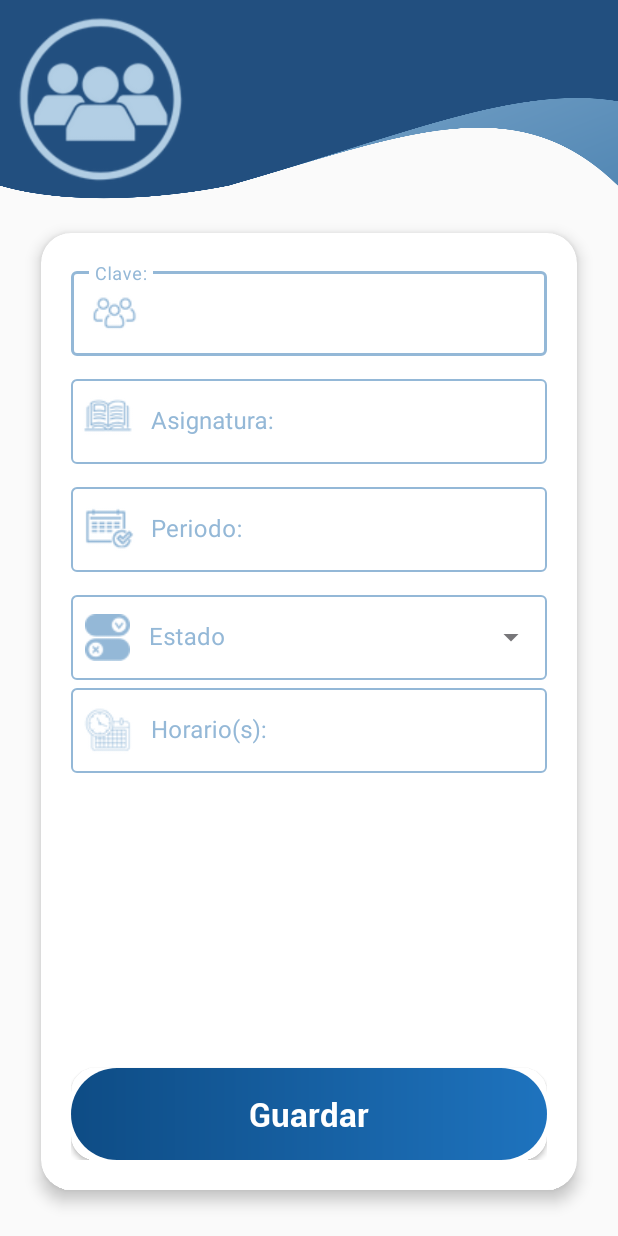
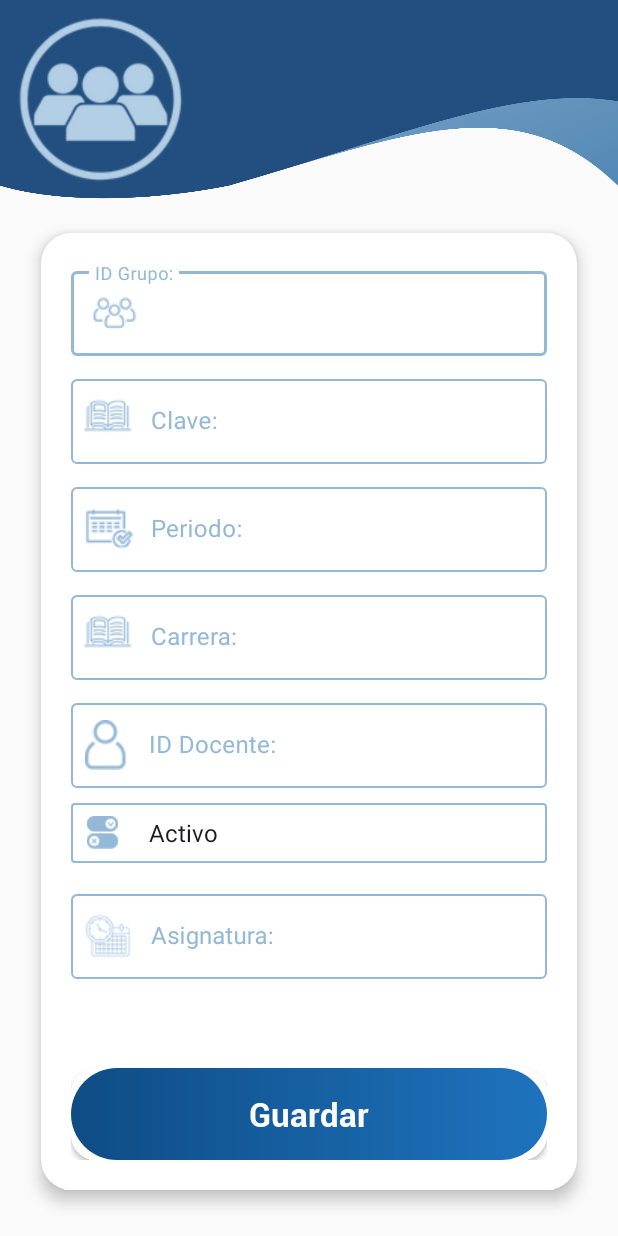
Before and after one commit to MayHM1306/Docente, an Android app: the fragment RegistrarGrupo shown on its own in the app's theme, on a phone screen of 412 x 824 dp. Run offline under Robolectric (Android 15) with nearby library versions, the phone set to English and light mode, and no system bars; our stand-ins replace Volley; network calls fail.

Commit message:
crear grupos java y xml completos

```diff
--- a/app/src/main/java/com/itsoeh/hmmayte/docente/Menu.java
+++ b/app/src/main/java/com/itsoeh/hmmayte/docente/Menu.java
@@ -230,8 +230,8 @@ public class Menu extends Fragment {
                 fragment = new ModificarPerfil();
                 fragment.setArguments(paquete);//pasar correo al fragment
                 toolbar.setTitle("Perfil");
-            } else if (id == R.id.menu_grupos) {
-                fragment = new Grupos();
+            } else if (id == R.id.registrarGrupo) {
+                fragment = new RegistrarGrupo();
                 toolbar.setTitle("Grupos");
             } else if (id == R.id.menu_paseLista) {
                 fragment = new PaseLista();
--- a/app/src/main/java/com/itsoeh/hmmayte/docente/RegistrarGrupo.java
+++ b/app/src/main/java/com/itsoeh/hmmayte/docente/RegistrarGrupo.java
@@ -1,12 +1,30 @@
     package com.itsoeh.hmmayte.docente;
 
     import android.os.Bundle;
-
+    import androidx.annotation.NonNull;
+    import androidx.annotation.Nullable;
+    import androidx.cardview.widget.CardView;
     import androidx.fragment.app.Fragment;
 
     import android.view.LayoutInflater;
     import android.view.View;
     import android.view.ViewGroup;
+    import android.widget.ArrayAdapter;
+    import android.widget.Spinner;
+    import android.widget.TextView;
+
+    import com.android.volley.Request;
+    import com.android.volley.RequestQueue;
+    import com.android.volley.Response;
+    import com.android.volley.VolleyError;
+    import com.android.volley.toolbox.StringRequest;
+    import com.google.android.material.textfield.TextInputEditText;
+    import com.itsoeh.hmmayte.docente.conexion.API;
+    import com.itsoeh.hmmayte.docente.conexion.VolleySingleton;
+    import com.itsoeh.hmmayte.docente.util.Dialogo;
+
+    import java.util.HashMap;
+    import java.util.Map;
 
     /**
      * A simple {@link Fragment} subclass.
@@ -15,12 +33,14 @@ import android.view.ViewGroup;
      */
     public class RegistrarGrupo extends Fragment {
 
+        private TextInputEditText txtClave, txtAsignatura, txtPeriodo, txtCarrera, txtIdDocente, txtIdGrupo;
+        private Spinner spEstado;
+        private CardView btnGuardar;
+
         // TODO: Rename parameter arguments, choose names that match
-    // the fragment initialization parameters, e.g. ARG_ITEM_NUMBER
         private static final String ARG_PARAM1 = "param1";
         private static final String ARG_PARAM2 = "param2";
 
-    // TODO: Rename and change types of parameters
         private String mParam1;
         private String mParam2;
 
@@ -28,15 +48,6 @@ public class RegistrarGrupo extends Fragment {
             // Required empty public constructor
         }
 
-    /**
-     * Use this factory method to create a new instance of
-     * this fragment using the provided parameters.
-     *
-     * @param param1 Parameter 1.
-     * @param param2 Parameter 2.
-     * @return A new instance of fragment RegistrarGrupo.
-     */
-    // TODO: Rename and change types and number of parameters
         public static RegistrarGrupo newInstance(String param1, String param2) {
             RegistrarGrupo fragment = new RegistrarGrupo();
             Bundle args = new Bundle();
@@ -58,7 +69,83 @@ public class RegistrarGrupo extends Fragment {
         @Override
         public View onCreateView(LayoutInflater inflater, ViewGroup container,
                                  Bundle savedInstanceState) {
-        // Inflate the layout for this fragment
             return inflater.inflate(R.layout.fragment_registrar_grupo, container, false);
         }
+
+        @Override
+        public void onViewCreated(@NonNull View view, @Nullable Bundle savedInstanceState) {
+            super.onViewCreated(view, savedInstanceState);
+            vinculadores(view);
+            inicializarSpinners(view);
+            escuchadores(view);
         }
+
+        private void vinculadores(View view) {
+            txtIdGrupo = view.findViewById(R.id.perfil_docente_txtIdGrupo);
+            txtClave = view.findViewById(R.id.perfil_docente_txtClave);
+            txtAsignatura = view.findViewById(R.id.perfil_usuario_txtAsignatura);
+            txtPeriodo = view.findViewById(R.id.perfil_docente_txtPeriodo);
+            txtCarrera = view.findViewById(R.id.perfil_docente_txtCarrera);
+            txtIdDocente = view.findViewById(R.id.perfil_docente_txtIdDocente);
+            spEstado = view.findViewById(R.id.sp_Estado);
+            btnGuardar = view.findViewById(R.id.login_btnentrar);
+        }
+
+        private void inicializarSpinners(View view) {
+            ArrayAdapter<CharSequence> adapterEstado = ArrayAdapter.createFromResource(
+                    view.getContext(),
+                    R.array.estado,
+                    android.R.layout.simple_spinner_item
+            );
+            adapterEstado.setDropDownViewResource(android.R.layout.simple_spinner_dropdown_item);
+            spEstado.setAdapter(adapterEstado);
+        }
+
+        private void escuchadores(View view) {
+            btnGuardar.setOnClickListener(new View.OnClickListener() {
+                @Override
+                public void onClick(View view) {
+                    clicGuardar();
+                }
+            });
+        }
+
+        private void clicGuardar() {
+            // Mostrar cuadro de diálogo de carga
+            Dialogo dialogo = new Dialogo(getContext());
+            dialogo.mostrarDialogoProgress("Por favor espere", "Registrando grupo");
+
+            // Preparar la solicitud POST
+            RequestQueue queue = VolleySingleton.getInstance(getContext()).getRequestQueue();
+            StringRequest request = new StringRequest(Request.Method.POST, API.GUARDAR_GRUPO,
+                    new Response.Listener<String>() {
+                        @Override
+                        public void onResponse(String response) {
+                            dialogo.cerrarDialogo();
+                            dialogo.mostrarDialogoBoton("Aviso", response);
+                        }
+                    },
+                    new Response.ErrorListener() {
+                        @Override
+                        public void onErrorResponse(VolleyError error) {
+                            dialogo.cerrarDialogo();
+                            dialogo.mostrarDialogoBoton("Error", "No se pudo conectar al servidor");
+                        }
+                    }) {
+                @Override
+                protected Map<String, String> getParams() {
+                    Map<String, String> params = new HashMap<>();
+                    params.put("id_grupo",txtIdGrupo.getText().toString());
+                    params.put("clave", txtClave.getText().toString());
+                    params.put("periodo", txtPeriodo.getText().toString());
+                    params.put("carrera", txtCarrera.getText().toString());
+                    params.put("id_docente", txtIdDocente.getText().toString());
+                    params.put("estado", String.valueOf(spEstado.getSelectedItemPosition()));
+                    params.put("asignatura", txtAsignatura.getText().toString());
+                    return params;
+                }
+            };
+
+            queue.add(request);
+        }
+    }
--- a/app/src/main/java/com/itsoeh/hmmayte/docente/conexion/API.java
+++ b/app/src/main/java/com/itsoeh/hmmayte/docente/conexion/API.java
@@ -7,13 +7,13 @@ public interface API {
 
     //AUTENTICACION
     public String VERIFICA = URL + "apiD.php?api=validar";
-
     // CRUD DOCENTE
     public String DOC_BUSCAR_POR_CORREO = URL + "apiD.php?api=consultarPorCorreo";
     public String DOC_GUARDAR = URL + "apiD.php?api=guardar";
     public String DOC_ACTUALIZAR = URL + "apiD.php?api=actualizar";
 
     // CRUD GRUPO
+    public String GUARDAR_GRUPO = URL + "apiG.php?api=guardar";
     public String DOC_LISTAR_GRUPOS = URL + "apiG.php?api=listargrupos";
 
     //CRUD ASISTENCIA
--- a/app/src/main/res/layout/fragment_registrar_grupo.xml
+++ b/app/src/main/res/layout/fragment_registrar_grupo.xml
@@ -73,16 +73,16 @@
                     android:orientation="vertical"
                     >
 
-                    <!-- CLAVE DE LA ASIGNATURA -->
+                    <!-- ID GRUPO DE LA ASIGNATURA -->
                     <com.google.android.material.textfield.TextInputLayout
                         android:layout_width="match_parent"
                         android:layout_height="wrap_content"
-                        android:hint="Clave:"
+                        android:hint="ID Grupo:"
                         style="@style/EstiloInputAzul"
                         app:startIconDrawable="@drawable/icono_clave_grupo">
 
                         <com.google.android.material.textfield.TextInputEditText
-                            android:id="@+id/perfil_docente_txtClave"
+                            android:id="@+id/perfil_docente_txtIdGrupo"
                             android:layout_width="match_parent"
                             android:layout_height="wrap_content"
                             android:inputType="text"
@@ -91,16 +91,16 @@
 
                     </com.google.android.material.textfield.TextInputLayout>
 
-                    <!-- NOMBRE DE LA ASIGNTURA -->
+                    <!-- CLAVE DE LA ASIGNTURA -->
                     <com.google.android.material.textfield.TextInputLayout
                         android:layout_width="match_parent"
                         android:layout_height="wrap_content"
-                        android:hint="Asignatura:"
+                        android:hint="Clave:"
                         style="@style/EstiloInputAzul"
                         app:startIconDrawable="@drawable/icono_clave_asignatura">
 
                         <com.google.android.material.textfield.TextInputEditText
-                            android:id="@+id/perfil_docente_txtAsignatura"
+                            android:id="@+id/perfil_docente_txtClave"
                             android:layout_width="match_parent"
                             android:layout_height="wrap_content"
                             android:inputType="textEmailAddress"
@@ -121,42 +121,85 @@
                             android:id="@+id/perfil_docente_txtPeriodo"
                             android:layout_width="match_parent"
                             android:layout_height="wrap_content"
+                            android:inputType="text"
+                            android:textColor="@color/azul_cuatro"
+                            android:layout_marginBottom="10dp"/>
+
+                    </com.google.android.material.textfield.TextInputLayout>
+
+                    <!-- CARRERA DE LA ASIGNATURA -->
+                    <com.google.android.material.textfield.TextInputLayout
+                        android:layout_width="match_parent"
+                        android:layout_height="wrap_content"
+                        android:hint="Carrera:"
+                        style="@style/EstiloInputAzul"
+                        app:startIconDrawable="@drawable/icono_clave_asignatura">
+
+                        <com.google.android.material.textfield.TextInputEditText
+                            android:id="@+id/perfil_docente_txtCarrera"
+                            android:layout_width="match_parent"
+                            android:layout_height="wrap_content"
+                            android:inputType="text"
+                            android:textColor="@color/azul_cuatro"
+                            android:layout_marginBottom="10dp"/>
+
+                    </com.google.android.material.textfield.TextInputLayout>
+
+                    <!-- ID DOCENTE DE LA ASIGNATURA -->
+                    <com.google.android.material.textfield.TextInputLayout
+                        android:layout_width="match_parent"
+                        android:layout_height="wrap_content"
+                        android:hint="ID Docente:"
+                        style="@style/EstiloInputAzul"
+                        app:startIconDrawable="@drawable/icono_nombre">
+
+                        <com.google.android.material.textfield.TextInputEditText
+                            android:id="@+id/perfil_docente_txtIdDocente"
+                            android:layout_width="match_parent"
+                            android:layout_height="wrap_content"
                             android:inputType="textEmailAddress"
                             android:textColor="@color/azul_cuatro"
                             android:layout_marginBottom="10dp"/>
 
                     </com.google.android.material.textfield.TextInputLayout>
 
-                    <!-- Campo de selección de Estado -->
+                    <!-- ESTADO DE LA ASIGNATURA-->
+                    <RelativeLayout
+                        android:layout_width="match_parent"
+                        android:layout_height="40dp"
+                        android:layout_marginBottom="15dp"
+                        android:background="@drawable/spinner_estilo"
+                        android:paddingStart="10dp"
+                        android:paddingEnd="10dp">
+
+                        <ImageView
+                            android:id="@+id/iconEstado"
+                            android:layout_width="22dp"
+                            android:layout_height="22dp"
+                            android:layout_centerVertical="true"
+                            android:src="@drawable/docente_perfil_icono_estado"
+                            android:tint="@color/azul_cuatro"/>
+
+                        <Spinner
+                            android:id="@+id/sp_Estado"
+                            android:layout_width="match_parent"
+                            android:layout_height="match_parent"
+                            android:layout_toEndOf="@id/iconEstado"
+                            android:paddingStart="12dp"
+                            android:paddingEnd="10dp"
+                            android:background="@android:color/transparent"/>
+                    </RelativeLayout>
+
+                    <!-- NOMBRE DE LA ASIGNATURA-->
                     <com.google.android.material.textfield.TextInputLayout
                         android:layout_width="match_parent"
                         android:layout_height="wrap_content"
-                        android:hint="Estado"
-                        app:startIconDrawable="@drawable/docente_perfil_icono_estado"
-                        app:startIconTint="@color/azul_cuatro"
-                        style="@style/EstiloInputAzul.Exposed">
-
-                        <AutoCompleteTextView
-                            android:id="@+id/perfil_docente_actEstado"
-                            android:layout_width="match_parent"
-                            android:layout_height="wrap_content"
-                            android:inputType="none"
-                            android:focusable="false"
-                            android:clickable="true"
-                            android:entries="@array/estado"
-                            android:textColor="@color/azul_cuatro"/>
-                    </com.google.android.material.textfield.TextInputLayout>
-
-                    <!-- HORARIO DE LA ASIGNATURA-->
-                    <com.google.android.material.textfield.TextInputLayout
-                        android:layout_width="match_parent"
-                        android:layout_height="wrap_content"
-                        android:hint="Horario(s):"
+                        android:hint="Asignatura:"
                         style="@style/EstiloInputAzul"
                         app:startIconDrawable="@drawable/icono_clave_horario">
 
                         <com.google.android.material.textfield.TextInputEditText
-                            android:id="@+id/perfil_usuario_txtHorario"
+                            android:id="@+id/perfil_usuario_txtAsignatura"
                             android:layout_width="match_parent"
                             android:layout_height="wrap_content"
                             android:inputType="text"
--- a/app/src/main/res/menu/menu.xml
+++ b/app/src/main/res/menu/menu.xml
@@ -12,9 +12,9 @@
     <group
         android:id="@+id/estado">
         <item
-            android:id="@+id/menu_grupos"
+            android:id="@+id/registrarGrupo"
             android:icon="@drawable/icono_grupos"
-            android:title="Grupos" />
+            android:title="Registrar Grupo" />
     </group>
 
     <group
```
Lines whose indentation alone changed are shown as unchanged.
